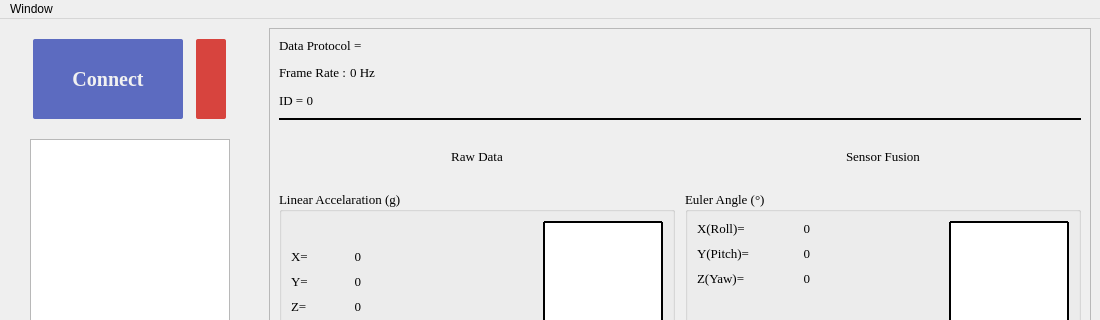
First picture: the form in CHCenter/baseform.ui, repository dongFangTuring/CHCenter, before the edit; both pictures show x 0 to 1100 and y 0 to 320 of the 1100 by 800 pixel window.
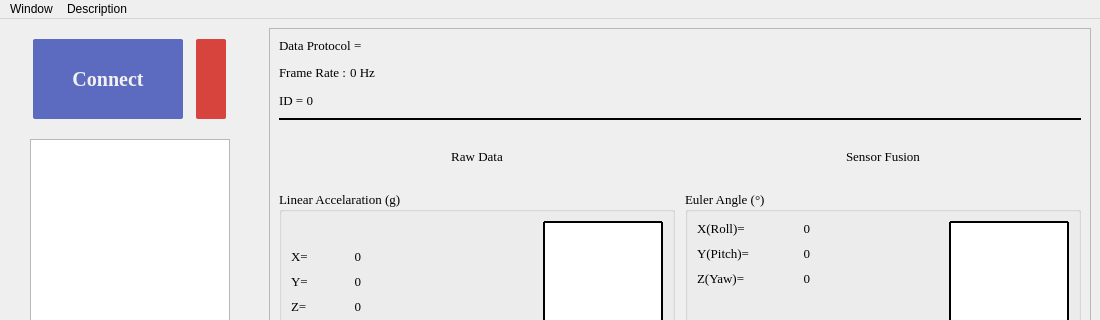
Second picture: the form after the edit. Icons and pictures are not drawn.

Patch:
```diff
--- a/CHCenter/baseform.ui
+++ b/CHCenter/baseform.ui
@@ -1755,7 +1755,7 @@
      <x>0</x>
      <y>0</y>
      <width>1100</width>
-     <height>34</height>
+     <height>26</height>
     </rect>
    </property>
    <widget class="QMenu" name="menuWindow">
@@ -1773,7 +1773,15 @@
     <addaction name="menuLanguage"/>
     <addaction name="actionExit"/>
    </widget>
+   <widget class="QMenu" name="menuDescription">
+    <property name="title">
+     <string>Description</string>
+    </property>
+    <addaction name="actionFAQ"/>
+    <addaction name="actionAbout"/>
+   </widget>
    <addaction name="menuWindow"/>
+   <addaction name="menuDescription"/>
   </widget>
   <widget class="QStatusBar" name="statusbar">
    <property name="sizePolicy">
```
Left out of the diff: 18 changed lines with no effect on the pictures.
